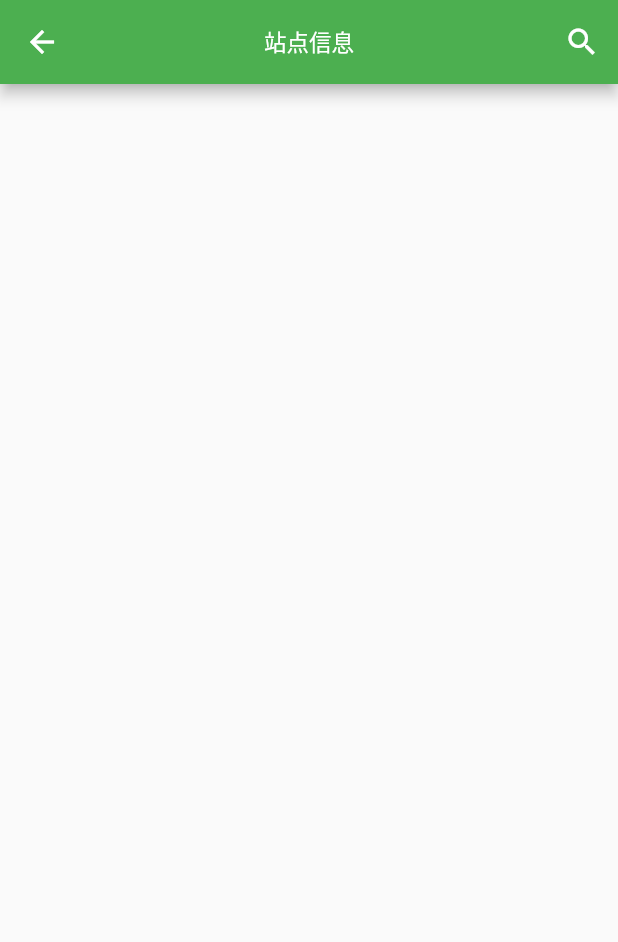
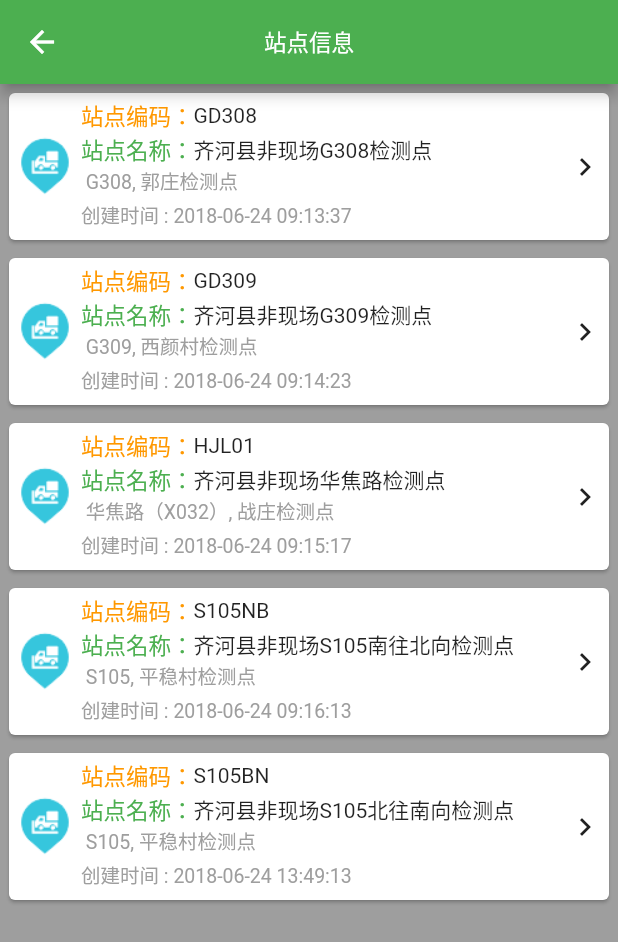
Before and after one commit to yichuancq/flutter_truck_app, a Flutter app: the StationListPage screen opened directly, on a phone screen of 412 x 824 dp. Shown: the top 942 px of the screen. Run offline on Flutter 3.47's test engine with Material 2 defaults, Android fonts, the phone set to English and light mode, and no system bars; our stand-ins replace flutter_easyrefresh, flutter_swiper; missing offline and left inert: dart:ffi, marquee_flutter; statements that could not run were skipped.

Commit message:
add 站点信息界面美化修改为card布局

```diff
--- a/lib/home/home.dart
+++ b/lib/home/home.dart
@@ -2,7 +2,7 @@ import 'package:flutter/cupertino.dart';
 import 'package:flutter/material.dart';
 import 'package:flutter/rendering.dart';
 import 'package:flutter_truck_app/report/report.dart';
-import 'package:flutter_truck_app/station/station1.dart';
+import 'package:flutter_truck_app/station/station_cardview_list.dart';
 import 'package:flutter_truck_app/truck/truckInfoList.dart';
 import 'package:flutter_truck_app/truck/truckQuery.dart';
 import 'package:flutter_truck_app/utils/mybutton.dart';
--- a/lib/station/station.dart
+++ b/lib/station/station.dart
@@ -1,29 +1,29 @@
 import 'package:flutter/cupertino.dart';
 import 'package:flutter/material.dart';
 
-/// StationListPage
-class StationListPage extends StatefulWidget {
+/// 站点详情信息
+class StationDetailPage extends StatefulWidget {
   @override
   State<StatefulWidget> createState() {
-    return StationListPageState();
+    return StationDetailPageState();
   }
 }
 
-class StationListPageState extends State<StationListPage> {
+class StationDetailPageState extends State<StationDetailPage> {
   @override
   Widget build(BuildContext context) {
     return Scaffold(
       appBar: AppBar(
         centerTitle: true,
-        title: Text("站点信息", style: TextStyle(fontSize: 15)),
-        actions: <Widget>[
-          new IconButton(
-              icon: new Icon(Icons.search),
-              tooltip: 'Search',
-              onPressed: () {
-                // do nothing
-              }),
-        ],
+        title: Text("站点详情信息", style: TextStyle(fontSize: 15)),
+//        actions: <Widget>[
+//          new IconButton(
+//              icon: new Icon(Icons.search),
+//              tooltip: 'Search',
+//              onPressed: () {
+//                // do nothing
+//              }),
+//        ],
 //        title: new Text("检车数据"),
       ),
     );
--- /dev/null
+++ b/lib/station/station_cardview_list.dart
@@ -0,0 +1,204 @@
+import 'package:flutter/cupertino.dart';
+import 'package:flutter/material.dart';
+import 'package:flutter_easyrefresh/bezier_circle_header.dart';
+import 'package:flutter_easyrefresh/easy_refresh.dart';
+import 'package:flutter_truck_app/model/stationdto.dart';
+import 'package:flutter_truck_app/station/station.dart';
+import 'package:flutter_truck_app/vo/stationvo.dart';
+
+/// StationListPage
+class StationListPage extends StatefulWidget {
+  @override
+  State<StatefulWidget> createState() {
+    return StationListPageState();
+  }
+}
+
+class StationListPageState extends State<StationListPage> {
+  //自定义一个数据集合
+  List<StationDto> stationList = [];
+
+  GlobalKey<EasyRefreshState> _easyRefreshKey =
+      new GlobalKey<EasyRefreshState>();
+  GlobalKey<RefreshHeaderState> _headerKey =
+      new GlobalKey<RefreshHeaderState>();
+
+  ///初始化
+  @override
+  void initState() {
+    super.initState();
+    loadData();
+    print("on initState...");
+  }
+
+  ///释放
+  @override
+  void dispose() {
+    super.dispose();
+    stationList = null;
+    _easyRefreshKey = null;
+    _headerKey = null;
+    print("on dispose...");
+  }
+
+  void loadData() async {
+    //读取json
+    List<StationDto> stations = await decodeFromDTO();
+//    print("list size: ${stations.length}");
+    stationList = stations;
+    //更新列表
+    setState(() {
+      //状态
+    });
+  }
+
+  ///构造数据
+  getRowData(int position) {
+    return GestureDetector(
+//      child:Padding(padding: EdgeInsets.all(5.0), child: buildViewCard(position)),
+      //卡片到外边距
+      child: Padding(padding: EdgeInsets.all(2.0), child: buildRows(position)),
+    );
+  }
+
+  ///跳转到下一页
+  void doNavigator() {
+    Navigator.of(context).push(new MaterialPageRoute(builder: (context) {
+      //跳转到下一页
+      return new StationDetailPage();
+    }));
+  }
+
+  Widget buildRows(final int position) {
+    StationDto stationDto = stationList[position];
+    var row = Container(
+      margin: EdgeInsets.all(4.0),
+      child: Row(
+        children: <Widget>[
+          ClipRRect(
+            borderRadius: BorderRadius.circular(4.0),
+            child: Image.asset(
+              "assets/image/check_station.png",
+              width: 40,
+              height: 40,
+              fit: BoxFit.fill,
+            ),
+          ),
+          Expanded(
+            //设置弹性系数
+            flex: 10,
+            child: Container(
+                margin: EdgeInsets.only(left: 4.0, right: 4.0),
+//            color: Colors.red,
+                height: 90.0,
+                child: Column(
+//                  // 从左到右
+                    crossAxisAlignment: CrossAxisAlignment.start,
+                    children: <Widget>[
+                      //内
+                      Expanded(
+                        flex: 1,
+                        child: Container(
+                          child: new Row(
+                              // 对齐方式
+                              mainAxisAlignment: MainAxisAlignment.start,
+                              children: <Widget>[
+                                Text("站点编码：",
+                                    style: TextStyle(
+                                        color: Colors.orange,
+                                        fontWeight: FontWeight.normal,
+                                        fontSize: 15.0)),
+                                Text("${stationDto.zDCode}"),
+                                // myDegreeText(stationDto.degree),
+                              ]),
+                        ),
+                      ),
+                      //内嵌布局
+                      Expanded(
+                        flex: 1,
+                        child: Container(
+                          child: Row(
+                              // 从左到右
+                              mainAxisAlignment: MainAxisAlignment.start,
+                              children: <Widget>[
+                                Text("站点名称：",
+                                    style: TextStyle(
+                                        color: Colors.green,
+                                        fontWeight: FontWeight.normal,
+                                        fontSize: 15.0)),
+                                Text("${stationDto.zDName}"),
+                              ]),
+                        ),
+                      ),
+                      Expanded(
+                        flex: 1,
+                        child: Container(
+                          child: Text(
+                              " ${stationDto.xLCode}, ${stationDto.xLName}",
+                              style:
+                                  TextStyle(color: Colors.grey, fontSize: 13)),
+                        ),
+                      ),
+                      Expanded(
+                        flex: 1,
+                        child: Text("创建时间 : ${stationDto.createDate}",
+                            style: TextStyle(color: Colors.grey, fontSize: 13)),
+                      ),
+                    ])),
+          ),
+          // 向右到箭头
+          new Icon(Icons.navigate_next),
+        ],
+      ),
+    );
+
+    return GestureDetector(
+      onTap: () {
+        //监听点击事件
+        print("click item index=$position");
+        //跳转到详情页面
+        doNavigator();
+      },
+      child: new Card(
+        child: row,
+      ),
+    );
+  }
+
+  //实现构建方法
+  viewBuild() {
+    return Center(
+      child: new EasyRefresh(
+        key: _easyRefreshKey,
+        refreshHeader: BezierCircleHeader(
+          key: _headerKey,
+          backgroundColor: Colors.white,
+          color: Colors.green,
+        ),
+        child: new ListView.builder(
+            //ListView的Item
+            itemCount: stationList.length,
+            itemBuilder: (BuildContext context, int position) {
+              return getRowData(position);
+            }),
+        onRefresh: () async {
+          await new Future.delayed(const Duration(seconds: 1), () {
+            setState(() {});
+          });
+        },
+      ),
+    );
+  }
+
+  @override
+  Widget build(BuildContext context) {
+    return Scaffold(
+      backgroundColor: Colors.grey,
+      appBar: AppBar(
+        centerTitle: true,
+        title: Text("站点信息", style: TextStyle(fontSize: 15)),
+      ),
+      body: viewBuild(),
+    );
+  }
+}
--- a/lib/truck/truckInfoList.dart
+++ b/lib/truck/truckInfoList.dart
@@ -58,6 +58,7 @@ class TruckInfoListPageState extends State<TruckInfoListPage> {
     ///ListTile布局
     return new ListTile(
       onTap: () {},
+      // leading: Icon(Icons.directions_bus),
       title: Text("车牌号：${dto.cPH}",
           style: TextStyle(color: Colors.black, fontSize: 15)),
       // 自定义样式
--- a/pubspec.yaml
+++ b/pubspec.yaml
@@ -60,6 +60,7 @@ flutter:
   #  - images/a_dot_ham.jpeg
   assets:
     - assets/
+    - assets/image/
   # An image asset can refer to one or more resolution-specific "variants", see
   # https://flutter.dev/assets-and-images/#resolution-aware.
 
```
Also changed, not shown: lib/station/station1.dart (+179 -143 lines), assets/image/check_station.png (added).
